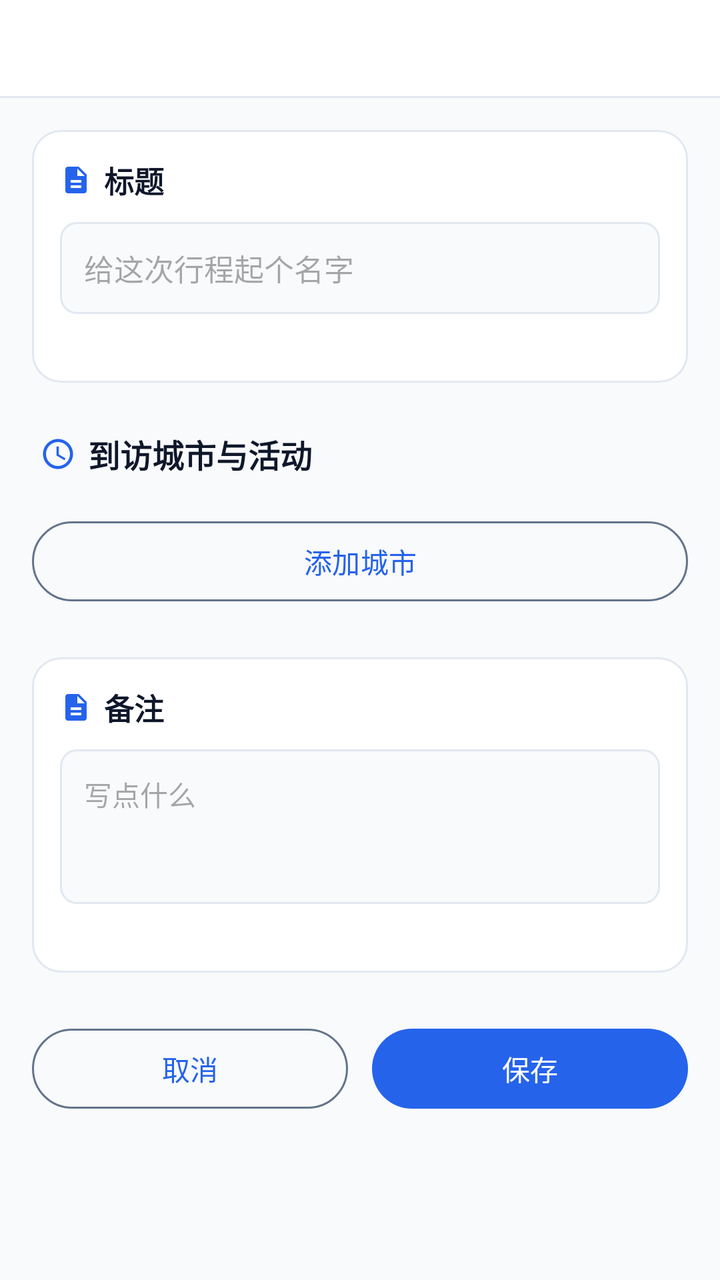
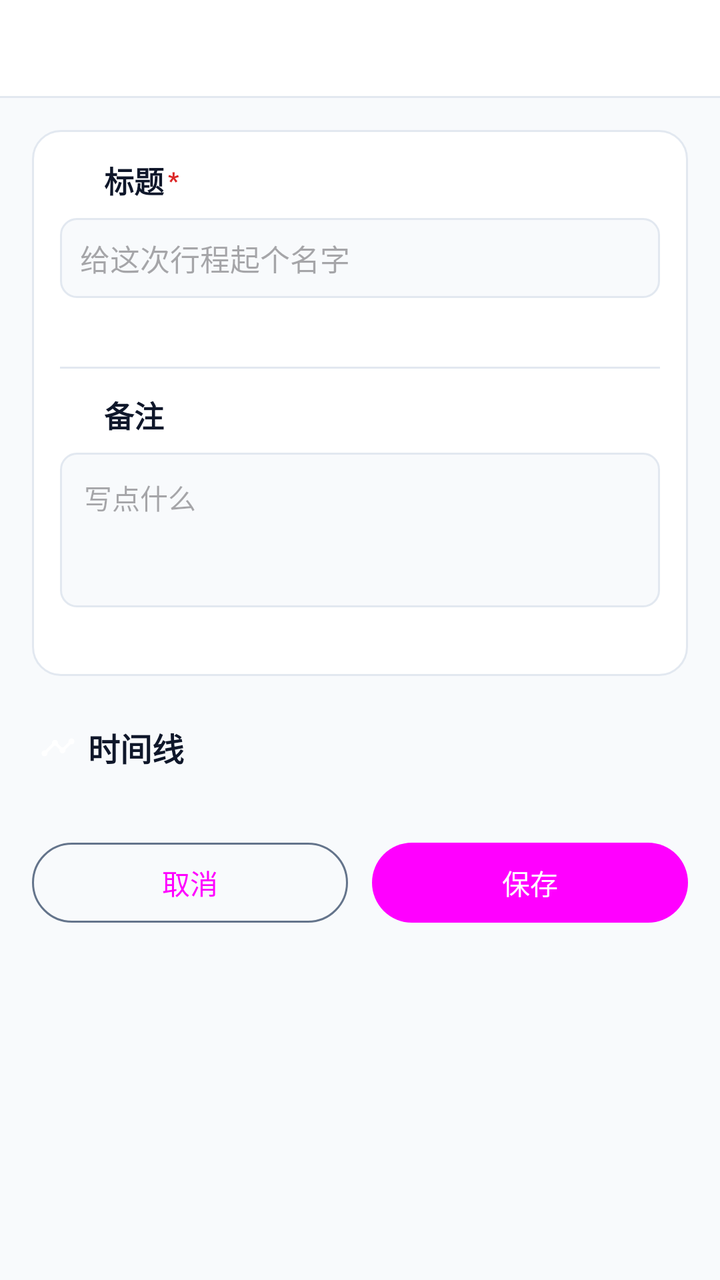

An Android layout rendered at two revisions. The XML below is the earlier revision; the diff shows what the commit changed to produce the second picture.
<!-- AndroidManifest.xml: application theme Theme.CityFootprint -->
<!-- res/layout/activity_trip_edit.xml -->
<?xml version="1.0" encoding="utf-8"?>
<LinearLayout xmlns:android="http://schemas.android.com/apk/res/android"
    xmlns:app="http://schemas.android.com/apk/res-auto"
    android:layout_width="match_parent"
    android:layout_height="match_parent"
    android:background="@color/bg"
    android:orientation="vertical">

    <include
        android:id="@+id/topBar"
        layout="@layout/view_top_bar"
        android:layout_width="match_parent"
        android:layout_height="wrap_content" />

    <ScrollView
        android:id="@+id/scroll"
        android:layout_width="match_parent"
        android:layout_height="0dp"
        android:layout_weight="1">

        <LinearLayout
            android:layout_width="match_parent"
            android:layout_height="wrap_content"
            android:orientation="vertical"
            android:padding="16dp">

            
            <LinearLayout
                android:layout_width="match_parent"
                android:layout_height="wrap_content"
                android:background="@drawable/bg_card"
                android:orientation="vertical"
                android:padding="14dp">

                <LinearLayout
                    android:layout_width="match_parent"
                    android:layout_height="wrap_content"
                    android:gravity="center_vertical"
                    android:orientation="horizontal">

                    <ImageView
                        android:layout_width="16dp"
                        android:layout_height="16dp"
                        android:contentDescription="@null"
                        android:src="@drawable/ic_note"
                        app:tint="?attr/appAccent" />

                    <TextView
                        android:layout_width="wrap_content"
                        android:layout_height="wrap_content"
                        android:layout_marginStart="6dp"
                        android:text="@string/trip_title_label"
                        android:textColor="@color/fg"
                        android:textSize="15sp"
                        android:textStyle="bold" />
                </LinearLayout>

                <EditText
                    android:id="@+id/inputTitle"
                    android:layout_width="match_parent"
                    android:layout_height="wrap_content"
                    android:layout_marginTop="10dp"
                    android:background="@drawable/bg_input_box"
                    android:hint="@string/trip_title_hint"
                    android:inputType="text"
                    android:maxLength="23"
                    android:padding="12dp"
                    android:textColor="@color/fg"
                    android:textSize="15sp" />

                <TextView
                    android:id="@+id/textTitleCounter"
                    android:layout_width="match_parent"
                    android:layout_height="wrap_content"
                    android:layout_marginTop="4dp"
                    android:gravity="end"
                    android:textColor="@color/text_tertiary"
                    android:textSize="12sp" />
            </LinearLayout>

            
            <LinearLayout
                android:layout_width="match_parent"
                android:layout_height="wrap_content"
                android:layout_marginTop="24dp"
                android:gravity="center_vertical"
                android:orientation="horizontal"
                android:paddingStart="4dp"
                android:paddingBottom="8dp">

                <ImageView
                    android:layout_width="18dp"
                    android:layout_height="18dp"
                    android:contentDescription="@null"
                    android:src="@drawable/ic_span"
                    app:tint="?attr/appAccent" />

                <TextView
                    android:layout_width="wrap_content"
                    android:layout_height="wrap_content"
                    android:layout_marginStart="6dp"
                    android:text="@string/trip_timeline_label"
                    android:textColor="@color/fg"
                    android:textSize="16sp"
                    android:textStyle="bold" />
            </LinearLayout>

            <LinearLayout
                android:layout_width="match_parent"
                android:layout_height="wrap_content"
                android:orientation="vertical">

                <LinearLayout
                    android:id="@+id/eventContainer"
                    android:layout_width="match_parent"
                    android:layout_height="wrap_content"
                    android:orientation="vertical" />

                <Button
                    android:id="@+id/btnAddEvent"
                    style="?attr/materialButtonOutlinedStyle"
                    android:layout_width="match_parent"
                    android:layout_height="wrap_content"
                    android:layout_marginTop="10dp"
                    android:text="@string/trip_add_city" />
            </LinearLayout>

            
            <LinearLayout
                android:layout_width="match_parent"
                android:layout_height="wrap_content"
                android:layout_marginTop="24dp"
                android:background="@drawable/bg_card"
                android:orientation="vertical"
                android:padding="14dp">

                <LinearLayout
                    android:layout_width="match_parent"
                    android:layout_height="wrap_content"
                    android:gravity="center_vertical"
                    android:orientation="horizontal">

                    <ImageView
                        android:layout_width="16dp"
                        android:layout_height="16dp"
                        android:contentDescription="@null"
                        android:src="@drawable/ic_note"
                        app:tint="?attr/appAccent" />

                    <TextView
                        android:layout_width="wrap_content"
                        android:layout_height="wrap_content"
                        android:layout_marginStart="6dp"
                        android:text="@string/trip_note_label"
                        android:textColor="@color/fg"
                        android:textSize="15sp"
                        android:textStyle="bold" />
                </LinearLayout>

                <EditText
                    android:id="@+id/inputNote"
                    android:layout_width="match_parent"
                    android:layout_height="wrap_content"
                    android:layout_marginTop="10dp"
                    android:background="@drawable/bg_input_box"
                    android:gravity="top"
                    android:hint="@string/trip_note_hint"
                    android:inputType="textMultiLine"
                    android:maxLength="233"
                    android:minLines="3"
                    android:padding="12dp"
                    android:textColor="@color/fg"
                    android:textSize="14sp" />

                <TextView
                    android:id="@+id/textNoteCounter"
                    android:layout_width="match_parent"
                    android:layout_height="wrap_content"
                    android:layout_marginTop="4dp"
                    android:gravity="end"
                    android:textColor="@color/text_tertiary"
                    android:textSize="12sp" />
            </LinearLayout>

            <LinearLayout
                android:layout_width="match_parent"
                android:layout_height="wrap_content"
                android:layout_marginTop="24dp"
                android:orientation="horizontal">

                <Button
                    android:id="@+id/btnCancel"
                    style="?attr/materialButtonOutlinedStyle"
                    android:layout_width="0dp"
                    android:layout_height="48dp"
                    android:layout_weight="1"
                    android:text="@string/trip_cancel" />

                <Button
                    android:id="@+id/btnSave"
                    android:layout_width="0dp"
                    android:layout_height="48dp"
                    android:layout_marginStart="12dp"
                    android:layout_weight="1"
                    android:text="@string/trip_save" />
            </LinearLayout>
        </LinearLayout>
    </ScrollView>
</LinearLayout>
<!-- res/layout/view_top_bar.xml (included above) -->
<?xml version="1.0" encoding="utf-8"?>
<LinearLayout xmlns:android="http://schemas.android.com/apk/res/android"
    style="@style/Widget.App.ShellBand">

    <LinearLayout
        android:layout_width="match_parent"
        android:layout_height="48dp"
        android:gravity="center_vertical"
        android:orientation="horizontal"
        android:paddingStart="16dp"
        android:paddingEnd="16dp">

        <ImageButton
            android:id="@+id/btnBack"
            android:layout_width="36dp"
            android:layout_height="36dp"
            android:layout_marginEnd="10dp"
            android:background="?attr/selectableItemBackgroundBorderless"
            android:contentDescription="@string/common_back"
            android:padding="6dp"
            android:src="@drawable/ic_back"
            android:tint="@color/sidebar_fg"
            android:visibility="gone" />

        <TextView
            android:id="@+id/title"
            android:layout_width="0dp"
            android:layout_height="wrap_content"
            android:layout_weight="1"
            android:ellipsize="end"
            android:maxLines="1"
            android:textColor="@color/sidebar_fg"
            android:textSize="16sp"
            android:textStyle="bold" />

        
        <ImageButton
            android:id="@+id/btnMenu"
            android:layout_width="36dp"
            android:layout_height="36dp"
            android:layout_marginStart="10dp"
            android:background="?attr/selectableItemBackgroundBorderless"
            android:contentDescription="@string/common_add"
            android:padding="6dp"
            android:src="@drawable/ic_add"
            android:tint="@color/sidebar_fg"
            android:visibility="gone" />

        <ImageButton
            android:id="@+id/btnSaveIcon"
            android:layout_width="36dp"
            android:layout_height="36dp"
            android:layout_marginStart="10dp"
            android:background="?attr/selectableItemBackgroundBorderless"
            android:contentDescription="@string/top_save"
            android:padding="6dp"
            android:src="@drawable/ic_floppy"
            android:tint="@color/sidebar_fg"
            android:visibility="gone" />

        
        <ImageButton
            android:id="@+id/btnDelete"
            android:layout_width="36dp"
            android:layout_height="36dp"
            android:layout_marginStart="10dp"
            android:background="?attr/selectableItemBackgroundBorderless"
            android:contentDescription="@string/edit_delete"
            android:padding="6dp"
            android:src="@drawable/ic_delete"
            android:tint="@color/destructive"
            android:visibility="gone" />
    </LinearLayout>

    <View style="@style/Widget.App.ShellDivider" />
</LinearLayout>
<!-- resources referenced by this layout -->
<resources>
  <color name="bg">#F8FAFC</color>
  <color name="destructive">#DC2626</color>
  <color name="fg">#0F172A</color>
  <color name="sidebar_fg">#0F172A</color>
  <color name="text_tertiary">#64748B</color>
  <!-- drawable ic_span (drawable) -->
  <?xml version="1.0" encoding="utf-8"?>
  <vector xmlns:android="http://schemas.android.com/apk/res/android"
      android:width="24dp"
      android:height="24dp"
      android:viewportWidth="24"
      android:viewportHeight="24"
      android:tint="?attr/colorControlNormal">
      <path
          android:fillColor="@android:color/white"
          android:pathData="M11.99 2C6.47 2 2 6.48 2 12s4.47 10 9.99 10C17.52 22 22 17.52 22 12S17.52 2 11.99 2zM12 20c-4.42 0-8-3.58-8-8s3.58-8 8-8 8 3.58 8 8-3.58 8-8 8z" />
      <path
          android:fillColor="@android:color/white"
          android:pathData="M12.5 7H11v6l5.25 3.15.75-1.23-4.5-2.67z" />
  </vector>
  <string name="common_add">添加</string>
  <string name="common_back">返回</string>
  <string name="edit_delete">删除</string>
  <string name="top_save">保存</string>
  <string name="trip_add_city">添加城市</string>
  <string name="trip_cancel">取消</string>
  <string name="trip_note_hint">写点什么</string>
  <string name="trip_note_label">备注</string>
  <string name="trip_save">保存</string>
  <string name="trip_timeline_label">到访城市与活动</string>
  <string name="trip_title_hint">给这次行程起个名字</string>
  <string name="trip_title_label">标题</string>
  <style name="Theme.CityFootprint" parent="Theme.Material3.DayNight.NoActionBar">
          
          <item name="appAccent">@color/accent</item>
          <item name="appAccentLight">@color/accent_light</item>
          <item name="colorPrimary">?attr/appAccent</item>
          <item name="colorOnPrimary">@color/on_accent</item>
          <item name="colorPrimaryContainer">?attr/appAccentLight</item>
          <item name="colorOnPrimaryContainer">@color/accent_soft_fg</item>
          <item name="colorSecondary">?attr/appAccent</item>
          <item name="colorSecondaryContainer">?attr/appAccentLight</item>
          <item name="colorOnSecondaryContainer">@color/accent_soft_fg</item>
          <item name="colorSurface">@color/card</item>
          <item name="colorOnSurface">@color/fg</item>
          <item name="colorOnSurfaceVariant">@color/muted_fg</item>
          
          <item name="colorOutline">@color/muted_fg</item>
          
          <item name="colorSurfaceContainerHighest">@color/muted</item>
          <item name="colorError">@color/destructive</item>
          <item name="android:colorBackground">@color/bg</item>
  
          
          <item name="android:statusBarColor">@color/window_bg_light</item>
          <item name="android:navigationBarColor">@color/window_bg_light</item>
          <item name="android:windowLightStatusBar">@bool/window_light_system_bars</item>
          <item name="android:windowLightNavigationBar" tools:targetApi="27">@bool/window_light_system_bars</item>
          
          <item name="android:forceDarkAllowed" tools:targetApi="29">false</item>
  
          
          <item name="materialCardViewStyle">@style/Widget.App.CardView</item>
          <item name="materialButtonStyle">@style/Widget.App.Button</item>
          <item name="popupMenuStyle">@style/Widget.App.PopupMenu</item>
      </style>
  <color name="card">#FFFFFF</color>
  <color name="border">#E2E8F0</color>
  <color name="popover">#F8FAFC</color>
  <color name="sidebar">#FFFFFF</color>
  <color name="sidebar_border">#E2E8F0</color>
  <color name="accent">#2563EB</color>
  <color name="accent_light">#EFF6FF</color>
  <color name="on_accent">#FFFFFF</color>
  <color name="accent_soft_fg">#1D4ED8</color>
  <color name="muted_fg">#64748B</color>
  <color name="muted">#E2E8F0</color>
  <color name="window_bg_light">#FFFFFF</color>
  <!-- unchanged entries left out for length: 14 -->
</resources>

<!-- the commit's change to res/layout/activity_trip_edit.xml (unified diff, before → after) -->
@@ -43,7 +43,7 @@
                         android:layout_height="16dp"
                         android:contentDescription="@null"
                         android:src="@drawable/ic_note"
-                        app:tint="?attr/appAccent" />
+                        app:tint="?attr/colorPrimary" />
 
                     <TextView
                         android:layout_width="wrap_content"
@@ -53,18 +53,27 @@
                         android:textColor="@color/fg"
                         android:textSize="15sp"
                         android:textStyle="bold" />
+                    <TextView
+                        android:layout_width="wrap_content"
+                        android:layout_height="wrap_content"
+                        android:layout_marginStart="2dp"
+                        android:text="*"
+                        android:textColor="@color/destructive"
+                        android:textSize="12sp"
+                        android:textStyle="bold" />
                 </LinearLayout>
 
                 <EditText
                     android:id="@+id/inputTitle"
                     android:layout_width="match_parent"
-                    android:layout_height="wrap_content"
-                    android:layout_marginTop="10dp"
+                    android:layout_height="40dp"
+                    android:layout_marginTop="8dp"
                     android:background="@drawable/bg_input_box"
                     android:hint="@string/trip_title_hint"
                     android:inputType="text"
                     android:maxLength="23"
-                    android:padding="12dp"
+                    android:paddingStart="10dp"
+                    android:paddingEnd="10dp"
                     android:textColor="@color/fg"
                     android:textSize="15sp" />
 
@@ -76,67 +85,17 @@
                     android:gravity="end"
                     android:textColor="@color/text_tertiary"
                     android:textSize="12sp" />
-            </LinearLayout>
-
-            
-            <LinearLayout
-                android:layout_width="match_parent"
-                android:layout_height="wrap_content"
-                android:layout_marginTop="24dp"
-                android:gravity="center_vertical"
-                android:orientation="horizontal"
-                android:paddingStart="4dp"
-                android:paddingBottom="8dp">
-
-                <ImageView
-                    android:layout_width="18dp"
-                    android:layout_height="18dp"
-                    android:contentDescription="@null"
-                    android:src="@drawable/ic_span"
-                    app:tint="?attr/appAccent" />
-
-                <TextView
-                    android:layout_width="wrap_content"
-                    android:layout_height="wrap_content"
-                    android:layout_marginStart="6dp"
-                    android:text="@string/trip_timeline_label"
-                    android:textColor="@color/fg"
-                    android:textSize="16sp"
-                    android:textStyle="bold" />
-            </LinearLayout>
-
-            <LinearLayout
-                android:layout_width="match_parent"
-                android:layout_height="wrap_content"
-                android:orientation="vertical">
+
+                <View
+                    android:layout_width="match_parent"
+                    android:layout_height="1dp"
+                    android:layout_marginTop="14dp"
+                    android:background="@color/border" />
 
                 <LinearLayout
-                    android:id="@+id/eventContainer"
-                    android:layout_width="match_parent"
-                    android:layout_height="wrap_content"
-                    android:orientation="vertical" />
-
-                <Button
-                    android:id="@+id/btnAddEvent"
-                    style="?attr/materialButtonOutlinedStyle"
-                    android:layout_width="match_parent"
-                    android:layout_height="wrap_content"
-                    android:layout_marginTop="10dp"
-                    android:text="@string/trip_add_city" />
-            </LinearLayout>
-
-            
-            <LinearLayout
-                android:layout_width="match_parent"
-                android:layout_height="wrap_content"
-                android:layout_marginTop="24dp"
-                android:background="@drawable/bg_card"
-                android:orientation="vertical"
-                android:padding="14dp">
-
-                <LinearLayout
-                    android:layout_width="match_parent"
-                    android:layout_height="wrap_content"
+                    android:layout_width="match_parent"
+                    android:layout_height="wrap_content"
+                    android:layout_marginTop="12dp"
                     android:gravity="center_vertical"
                     android:orientation="horizontal">
 
@@ -145,7 +104,7 @@
                         android:layout_height="16dp"
                         android:contentDescription="@null"
                         android:src="@drawable/ic_note"
-                        app:tint="?attr/appAccent" />
+                        app:tint="?attr/colorPrimary" />
 
                     <TextView
                         android:layout_width="wrap_content"
@@ -161,7 +120,7 @@
                     android:id="@+id/inputNote"
                     android:layout_width="match_parent"
                     android:layout_height="wrap_content"
-                    android:layout_marginTop="10dp"
+                    android:layout_marginTop="8dp"
                     android:background="@drawable/bg_input_box"
                     android:gravity="top"
                     android:hint="@string/trip_note_hint"
@@ -181,6 +140,39 @@
                     android:textColor="@color/text_tertiary"
                     android:textSize="12sp" />
             </LinearLayout>
+
+            
+            <LinearLayout
+                android:layout_width="match_parent"
+                android:layout_height="wrap_content"
+                android:layout_marginTop="24dp"
+                android:gravity="center_vertical"
+                android:orientation="horizontal"
+                android:paddingStart="4dp"
+                android:paddingBottom="8dp">
+
+                <ImageView
+                    android:layout_width="18dp"
+                    android:layout_height="18dp"
+                    android:contentDescription="@null"
+                    android:src="@drawable/ic_timeline"
+                    app:tint="?attr/colorPrimary" />
+
+                <TextView
+                    android:layout_width="wrap_content"
+                    android:layout_height="wrap_content"
+                    android:layout_marginStart="6dp"
+                    android:text="@string/trip_timeline_label"
+                    android:textColor="@color/fg"
+                    android:textSize="16sp"
+                    android:textStyle="bold" />
+            </LinearLayout>
+
+            <LinearLayout
+                android:id="@+id/eventContainer"
+                android:layout_width="match_parent"
+                android:layout_height="wrap_content"
+                android:orientation="vertical" />
 
             <LinearLayout
                 android:layout_width="match_parent"
<!-- resource entries referenced after the edit -->
@@ -5,7 +5,7 @@
   <color name="fg">#0F172A</color>
   <color name="sidebar_fg">#0F172A</color>
   <color name="text_tertiary">#64748B</color>
-  <!-- drawable ic_span (drawable) -->
+  <!-- drawable ic_timeline (drawable) -->
   <?xml version="1.0" encoding="utf-8"?>
   <vector xmlns:android="http://schemas.android.com/apk/res/android"
       android:width="24dp"
@@ -15,32 +15,28 @@
       android:tint="?attr/colorControlNormal">
       <path
           android:fillColor="@android:color/white"
-          android:pathData="M11.99 2C6.47 2 2 6.48 2 12s4.47 10 9.99 10C17.52 22 22 17.52 22 12S17.52 2 11.99 2zM12 20c-4.42 0-8-3.58-8-8s3.58-8 8-8 8 3.58 8 8-3.58 8-8 8z" />
-      <path
-          android:fillColor="@android:color/white"
-          android:pathData="M12.5 7H11v6l5.25 3.15.75-1.23-4.5-2.67z" />
+          android:pathData="M23,8c0,1.1-0.9,2-2,2c-0.18,0-0.35-0.02-0.51-0.07l-3.56,3.55C16.98,13.64,17,13.82,17,14c0,1.1-0.9,2-2,2s-2-0.9-2-2 c0-0.18,0.02-0.36,0.07-0.52l-2.55-2.55C10.36,10.98,10.18,11,10,11s-0.36-0.02-0.52-0.07l-4.55,4.56C4.98,15.65,5,15.82,5,16 c0,1.1-0.9,2-2,2s-2-0.9-2-2s0.9-2,2-2c0.18,0,0.35,0.02,0.51,0.07l4.56-4.55C8.02,9.36,8,9.18,8,9c0-1.1,0.9-2,2-2s2,0.9,2,2 c0,0.18-0.02,0.36-0.07,0.52l2.55,2.55C14.64,12.02,14.82,12,15,12s0.36,0.02,0.52,0.07l3.55-3.56C19.02,8.35,19,8.18,19,8 c0-1.1,0.9-2,2-2S23,6.9,23,8z" />
   </vector>
   <string name="common_add">添加</string>
   <string name="common_back">返回</string>
   <string name="edit_delete">删除</string>
   <string name="top_save">保存</string>
-  <string name="trip_add_city">添加城市</string>
   <string name="trip_cancel">取消</string>
   <string name="trip_note_hint">写点什么</string>
   <string name="trip_note_label">备注</string>
   <string name="trip_save">保存</string>
-  <string name="trip_timeline_label">到访城市与活动</string>
+  <string name="trip_timeline_label">时间线</string>
   <string name="trip_title_hint">给这次行程起个名字</string>
   <string name="trip_title_label">标题</string>
   <style name="Theme.CityFootprint" parent="Theme.Material3.DayNight.NoActionBar">
           
           <item name="appAccent">@color/accent</item>
           <item name="appAccentLight">@color/accent_light</item>
-          <item name="colorPrimary">?attr/appAccent</item>
+          <item name="colorPrimary">?attr/colorPrimary</item>
           <item name="colorOnPrimary">@color/on_accent</item>
           <item name="colorPrimaryContainer">?attr/appAccentLight</item>
           <item name="colorOnPrimaryContainer">@color/accent_soft_fg</item>
-          <item name="colorSecondary">?attr/appAccent</item>
+          <item name="colorSecondary">?attr/colorPrimary</item>
           <item name="colorSecondaryContainer">?attr/appAccentLight</item>
           <item name="colorOnSecondaryContainer">@color/accent_soft_fg</item>
           <item name="colorSurface">@color/card</item>
